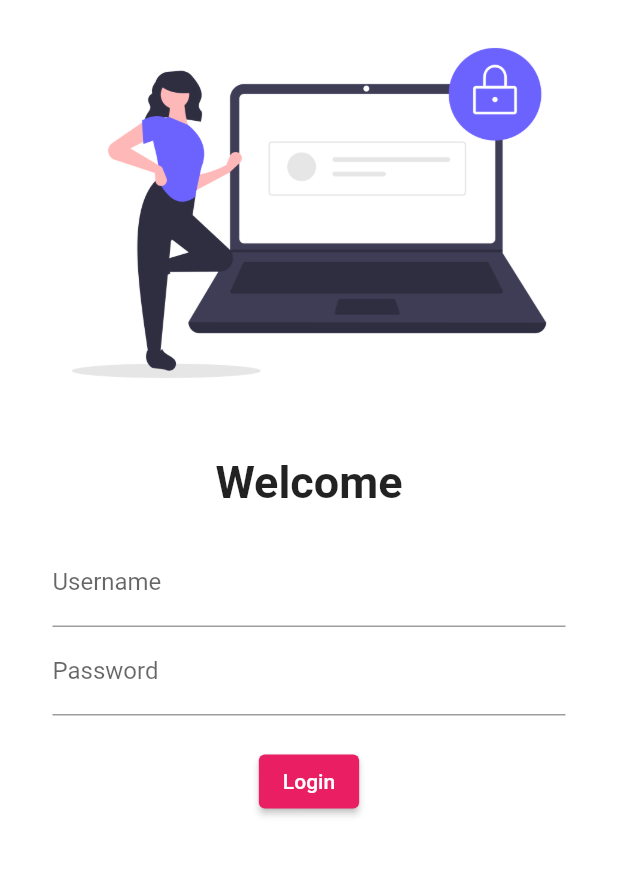
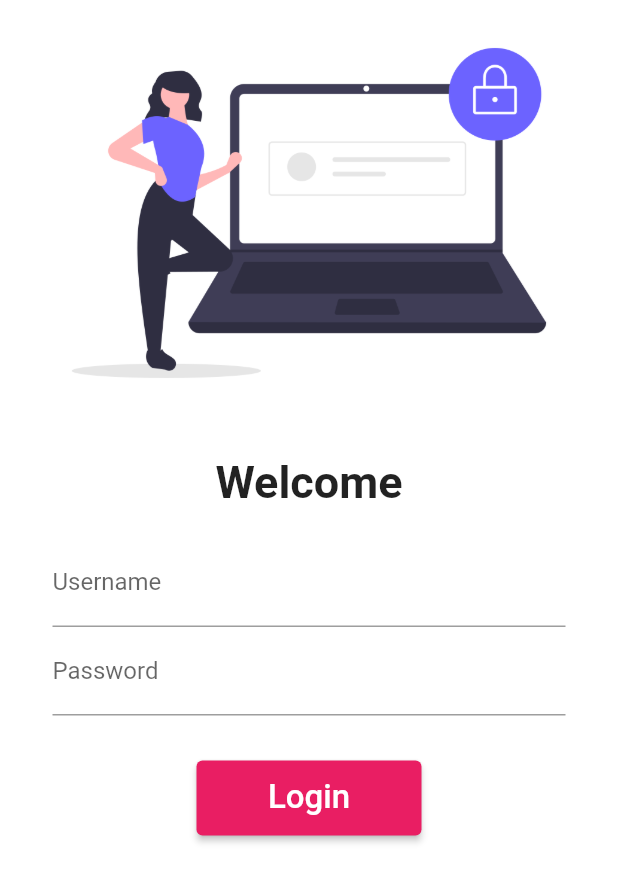
Before and after one commit to Rukhsar-Jani/Flutter_practice, a Flutter app: the screen it shows after launch, on a phone screen of 412 x 824 dp. Shown: the top 882 px of the screen. Run offline on Flutter 3.47's test engine with Material 2 defaults, Android fonts, the phone set to English and light mode, and no system bars; our stand-ins replace google_fonts.

Commit message:
day5commit

```diff
--- a/lib/main.dart
+++ b/lib/main.dart
@@ -1,6 +1,7 @@
 import 'package:flutter/material.dart';
 import 'package:flutter_practice_codepur/pages/Home_page.dart';
 import 'package:flutter_practice_codepur/pages/Login_page.dart';
+import 'package:flutter_practice_codepur/utils/routes.dart';
 import 'package:google_fonts/google_fonts.dart';
 
 void main() {
@@ -26,7 +27,8 @@ class MyApp extends StatelessWidget {
       ),
       routes:{
         "/" :(context)=> Login_page(),
-        "/Login" :(context)=> Homepage(),
+        Myroutes.Homeroutes :(context)=> Homepage(),
+        Myroutes.Loginroutes :(context)=> Homepage(),
 
       }
     );
--- a/lib/pages/Login_page.dart
+++ b/lib/pages/Login_page.dart
@@ -1,6 +1,5 @@
-import 'dart:html';
-
 import 'package:flutter/material.dart';
+import 'package:flutter_practice_codepur/utils/routes.dart';
 
 class Login_page extends StatelessWidget {
   const Login_page({super.key});
@@ -9,6 +8,7 @@ class Login_page extends StatelessWidget {
   Widget build(BuildContext context) {
     return Material(
       color: Colors.white,
+      child: SingleChildScrollView(
         child: Column(
           children: [
             Image.asset(
@@ -36,7 +36,6 @@ class Login_page extends StatelessWidget {
                 children: [
                   //textform field
                   TextFormField(
-
                     decoration: InputDecoration(
                       hintText: "Enter Username",
                       labelText: 'Username',
@@ -52,12 +51,16 @@ class Login_page extends StatelessWidget {
                   ),
 
                   Padding(
-                  padding: const EdgeInsets.only(top: 20),
+                    padding: const EdgeInsets.only(top: 30),
                     child: ElevatedButton(
-                    child: Text('Login'),
-                    style: TextButton.styleFrom(),
+                      child: Text(
+                        'Login',
+                        style: TextStyle(fontSize: 22),
+                      ),
+                      style: TextButton.styleFrom(minimumSize: Size(150, 50)),
                       onPressed: () {
-                      print('Login Button Press');
+                        Navigator.pushNamed(context, Myroutes.Homeroutes);
+
                       },
                     ),
                   )
@@ -66,6 +69,7 @@ class Login_page extends StatelessWidget {
             )
           ],
         ),
+      ),
     );
   }
 }
--- /dev/null
+++ b/lib/utils/routes.dart
@@ -0,0 +1,4 @@
+class Myroutes {
+  static String Loginroutes = "/Login";
+  static String Homeroutes = "/Home";
+}
```
Lines whose indentation alone changed are shown as unchanged.
